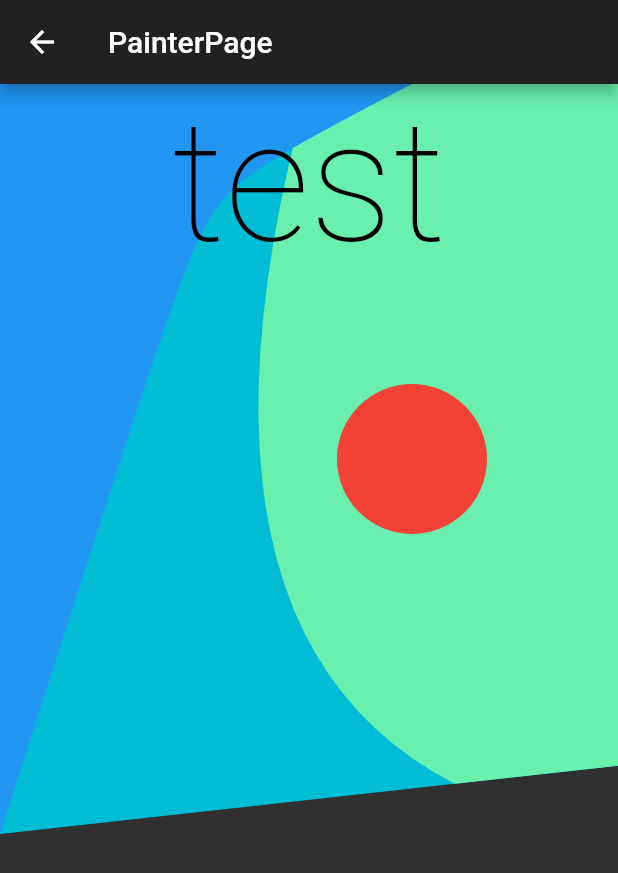
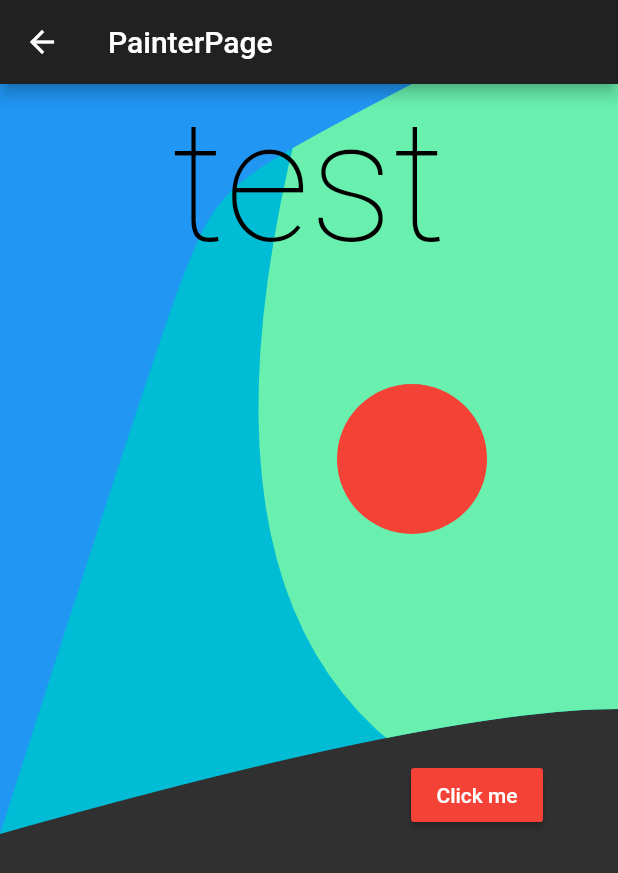
Before and after one commit to Clemalfroy/CheatBook, a Flutter app: the PainterPage screen opened by its route, on a phone screen of 412 x 824 dp. Shown: the top 873 px of the screen. Run offline on Flutter 3.47's test engine with Material 2 defaults, Android fonts, the phone set to English and light mode, and no system bars; our stand-ins replace flare_flutter.

Commit message:
Painter Page: Curve clipper + positioned button in the clipped part

```diff
--- a/lib/src/painter_page.dart
+++ b/lib/src/painter_page.dart
@@ -60,7 +60,16 @@ class PainterPageState extends State<PainterPage>
                     .textTheme
                     .display4
                     .copyWith(color: Colors.black),
-              ))
+              )),
+          Positioned(
+            right: 50,
+            top: 450,
+            child: RaisedButton(
+              onPressed: () {},
+              color: Colors.red,
+              child: Text('Click me'),
+            ),
+          )
         ],
       ),
     );
@@ -104,7 +113,9 @@ class MyClipper extends CustomClipper<Path> {
   Path getClip(Size size) {
     Path path = Path()
       ..lineTo(0, size.height)
-      ..lineTo(size.width, size.height / 1.1)
+      ..quadraticBezierTo(
+          size.width / 1.4, size.height / 1.2, size.width, size.height / 1.2)
+      ..lineTo(size.width, size.height / 1.4)
       ..lineTo(size.width, 0)
       ..close();
     return path;
```
